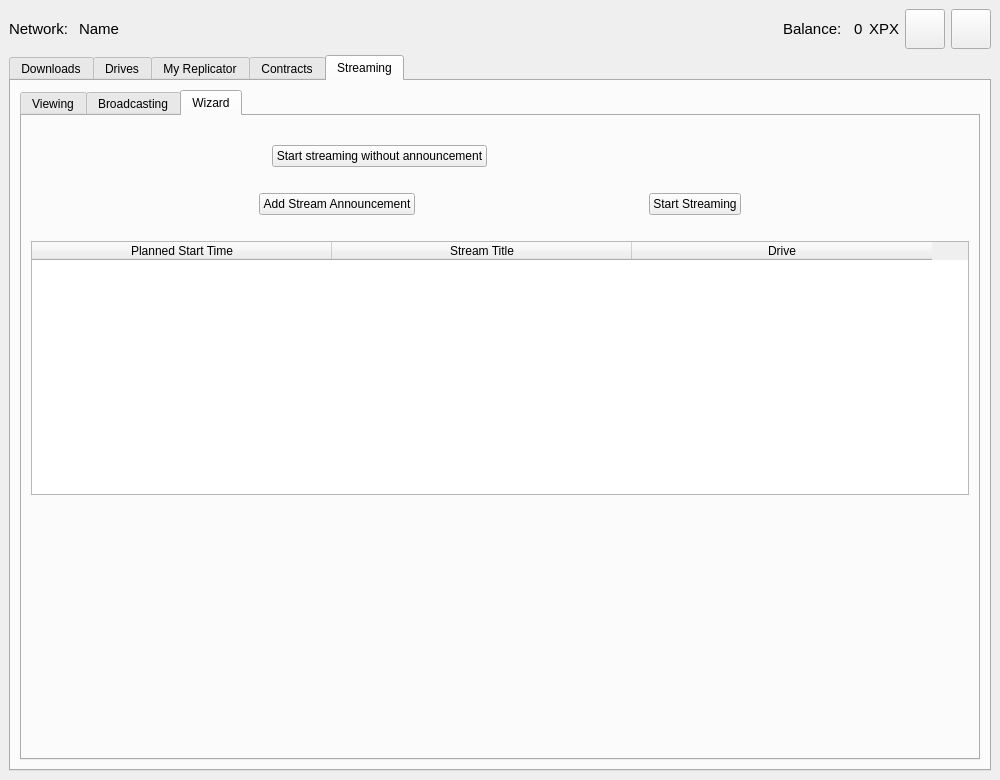
Old version of the form UserApp/mainwin.ui in the repository proximax-storage/cpp-xpx-storage-user-app.
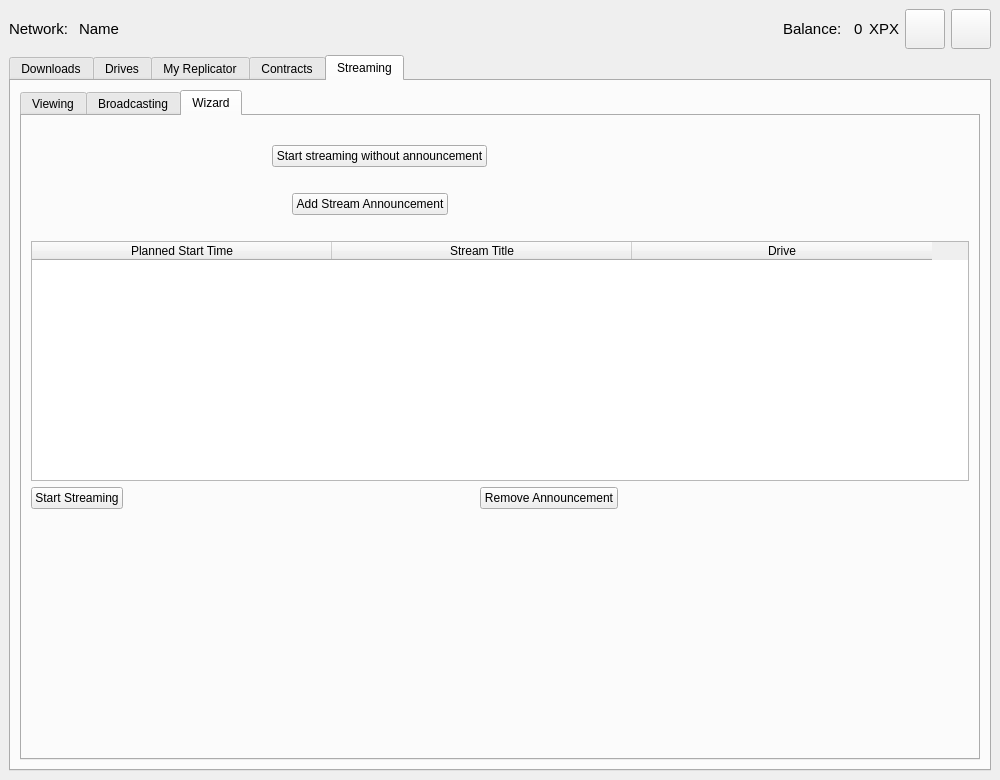
New version of the form.

Commit message: unificated streaming logic

Patch:
```diff
--- a/UserApp/mainwin.ui
+++ b/UserApp/mainwin.ui
@@ -2072,13 +2072,6 @@
                   </property>
                  </spacer>
                 </item>
-                <item>
-                 <widget class="QPushButton" name="m_wizardStartSelectedStreamBtn">
-                  <property name="text">
-                   <string>Start Streaming</string>
-                  </property>
-                 </widget>
-                </item>
                 <item>
                  <spacer name="horizontalSpacer_30">
                   <property name="orientation">
@@ -2150,6 +2143,50 @@
                 </column>
                </widget>
               </item>
+              <item>
+               <layout class="QHBoxLayout" name="horizontalLayout_31">
+                <item>
+                 <widget class="QPushButton" name="m_wizardStartSelectedStreamBtn">
+                  <property name="text">
+                   <string>Start Streaming</string>
+                  </property>
+                 </widget>
+                </item>
+                <item>
+                 <spacer name="horizontalSpacer_36">
+                  <property name="orientation">
+                   <enum>Qt::Horizontal</enum>
+                  </property>
+                  <property name="sizeHint" stdset="0">
+                   <size>
+                    <width>40</width>
+                    <height>20</height>
+                   </size>
+                  </property>
+                 </spacer>
+                </item>
+                <item>
+                 <widget class="QPushButton" name="pushButton">
+                  <property name="text">
+                   <string>Remove Announcement</string>
+                  </property>
+                 </widget>
+                </item>
+                <item>
+                 <spacer name="horizontalSpacer_35">
+                  <property name="orientation">
+                   <enum>Qt::Horizontal</enum>
+                  </property>
+                  <property name="sizeHint" stdset="0">
+                   <size>
+                    <width>40</width>
+                    <height>20</height>
+                   </size>
+                  </property>
+                 </spacer>
+                </item>
+               </layout>
+              </item>
               <item>
                <spacer name="verticalSpacer">
                 <property name="orientation">
```
The commit also changes 9 other files.
